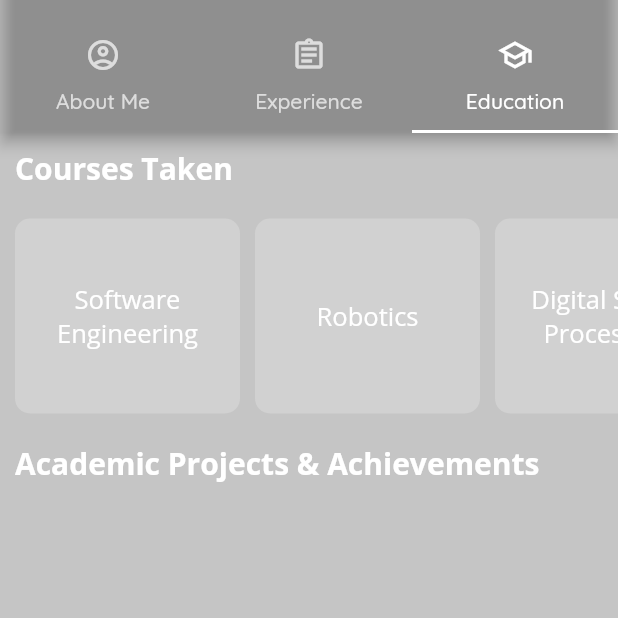
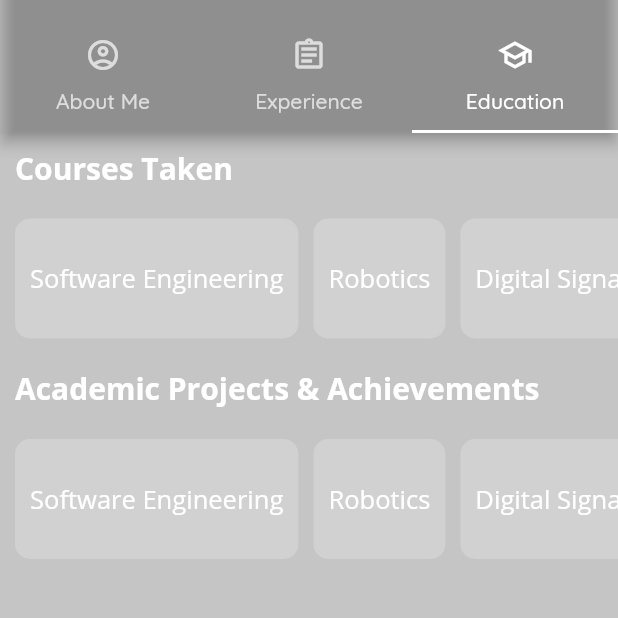
Before and after one commit to afiqaimanafr/resume-mobile-app, a Flutter app: the screen it shows after launch, tab 3 chosen, on a phone screen of 412 x 824 dp, the part 62-680 px from its top. Run offline on Flutter 3.47's test engine with Material 2 defaults, Android fonts, the light colour scheme and no system bars; Roboto replaces fonts that are missing (QuickSand).

Commit message:
latest ui

```diff
--- /dev/null
+++ b/lib/screens/education/data/course_data.dart
@@ -0,0 +1,31 @@
+import 'package:afiq_resume/models/course_model.dart';
+
+final allCourses = <CourseModel>[
+  CourseModel(
+    title: 'Software Engineering',
+  ),
+  CourseModel(
+    title: 'Robotics',
+  ),
+  CourseModel(
+    title: 'Digital Signal Processing',
+  ),
+  CourseModel(
+    title: 'Industrial Automation',
+  ),
+  CourseModel(
+    title: 'Biomedical Instrumentation',
+  ),
+  CourseModel(
+    title: 'Control System',
+  ),
+  CourseModel(
+    title: 'Embedded System Design',
+  ),
+  CourseModel(
+    title: 'Power Electronics & Drives',
+  ),
+  CourseModel(
+    title: 'Engineering Design',
+  ),
+];
--- a/lib/screens/education/education_screen.dart
+++ b/lib/screens/education/education_screen.dart
@@ -1,37 +1,21 @@
 import 'package:afiq_resume/constants.dart';
 import 'package:afiq_resume/models/course_model.dart';
+import 'package:afiq_resume/screens/education/data/course_data.dart';
 import 'package:flutter/material.dart';
 
-class EducationScreen extends StatelessWidget {
-  List<CourseModel> course = [
-    CourseModel(
-      title: 'Software Engineering',
-    ),
-    CourseModel(
-      title: 'Robotics',
-    ),
-    CourseModel(
-      title: 'Digital Signal Processing',
-    ),
-    CourseModel(
-      title: 'Industrial Automation',
-    ),
-    CourseModel(
-      title: 'Biomedical Instrumentation',
-    ),
-    CourseModel(
-      title: 'Control System',
-    ),
-    CourseModel(
-      title: 'Embedded System Design',
-    ),
-    CourseModel(
-      title: 'Power Electronics & Drives',
-    ),
-    CourseModel(
-      title: 'Engineering Design',
-    ),
-  ];
+class EducationScreen extends StatefulWidget {
+  @override
+  State<EducationScreen> createState() => _EducationScreenState();
+}
+
+class _EducationScreenState extends State<EducationScreen> {
+  late List<CourseModel> course;
+  @override
+  void initState() {
+    super.initState();
+
+    course = allCourses;
+  }
 
   Widget buildTitle(String title) {
     return Padding(
@@ -54,7 +38,6 @@ class EducationScreen extends StatelessWidget {
         borderRadius: BorderRadius.circular(10),
         color: kPrimaryLightColor.withOpacity(0.2),
       ),
-      width: 150,
       child: Padding(
         padding: const EdgeInsets.all(10.0),
         child: Center(
@@ -82,7 +65,7 @@ class EducationScreen extends StatelessWidget {
           children: [
             buildTitle('Courses Taken'),
             SizedBox(
-              height: 150,
+              height: 100,
               child: ListView.separated(
                 padding: const EdgeInsets.all(10),
                 separatorBuilder: (context, _) => const SizedBox(
@@ -97,6 +80,21 @@ class EducationScreen extends StatelessWidget {
               ),
             ),
             buildTitle('Academic Projects & Achievements'),
+            SizedBox(
+              height: 100,
+              child: ListView.separated(
+                padding: const EdgeInsets.all(10),
+                separatorBuilder: (context, _) => const SizedBox(
+                  width: 10,
+                ),
+                itemCount: course.length,
+                scrollDirection: Axis.horizontal,
+                itemBuilder: (context, index) {
+                  final item = course[index];
+                  return buildCard(item);
+                },
+              ),
+            ),
           ],
         ),
       ),
```
